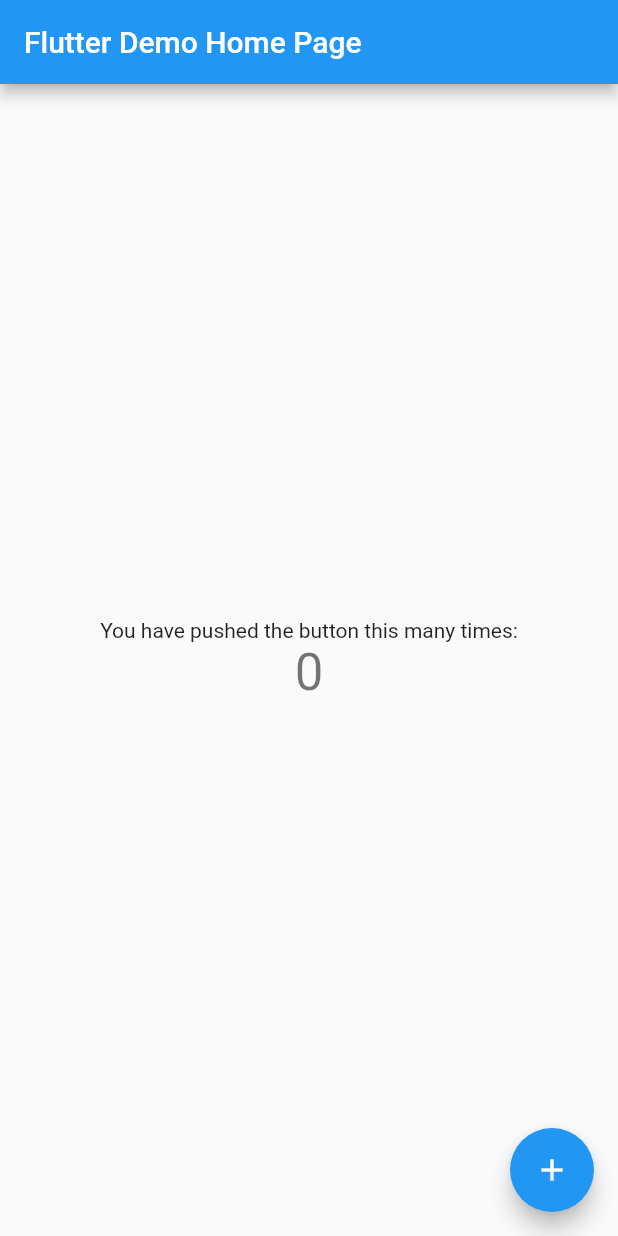
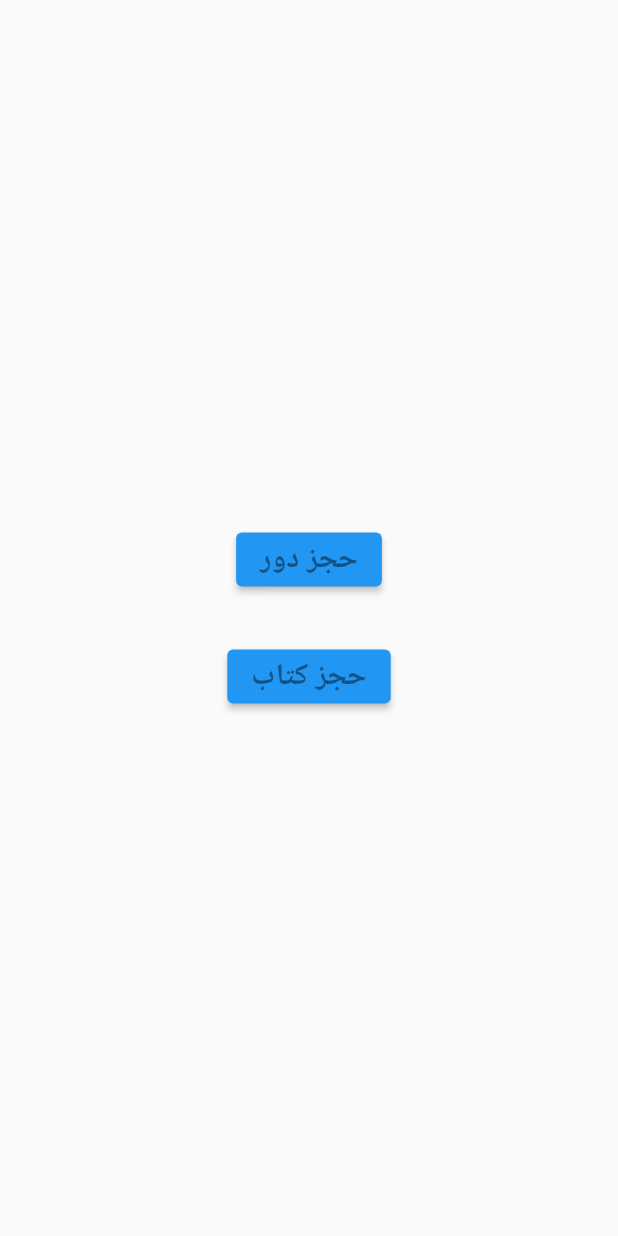
Before and after one commit to basselmousa/step_by_step, a Flutter app: the screen it shows after launch, on a phone screen of 412 x 824 dp. Run offline on Flutter 3.47's test engine with Material 2 defaults, Android fonts, the phone set to English and light mode, and no system bars.

Commit message:
adding user screen

```diff
--- a/lib/main.dart
+++ b/lib/main.dart
@@ -1,113 +1,24 @@
 import 'package:flutter/material.dart';
+import 'package:step_by_step/mvc/helpers/routes/app_routes.dart';
+import 'package:step_by_step/mvc/views/user/home_page.dart';
+
 
 void main() {
   runApp(MyApp());
+  WidgetsFlutterBinding.ensureInitialized();
 }
 
 class MyApp extends StatelessWidget {
-  // This widget is the root of your application.
   @override
   Widget build(BuildContext context) {
     return MaterialApp(
       title: 'Flutter Demo',
+      debugShowCheckedModeBanner: false,
       theme: ThemeData(
-        // This is the theme of your application.
-        //
-        // Try running your application with "flutter run". You'll see the
-        // application has a blue toolbar. Then, without quitting the app, try
-        // changing the primarySwatch below to Colors.green and then invoke
-        // "hot reload" (press "r" in the console where you ran "flutter run",
-        // or simply save your changes to "hot reload" in a Flutter IDE).
-        // Notice that the counter didn't reset back to zero; the application
-        // is not restarted.
         primarySwatch: Colors.blue,
       ),
-      home: MyHomePage(title: 'Flutter Demo Home Page'),
+      home: HomePage(),
+      routes: RoutesConstants.getRoutesMap(),
     );
   }
 }
-
-class MyHomePage extends StatefulWidget {
-  MyHomePage({Key? key, required this.title}) : super(key: key);
-
-  // This widget is the home page of your application. It is stateful, meaning
-  // that it has a State object (defined below) that contains fields that affect
-  // how it looks.
-
-  // This class is the configuration for the state. It holds the values (in this
-  // case the title) provided by the parent (in this case the App widget) and
-  // used by the build method of the State. Fields in a Widget subclass are
-  // always marked "final".
-
-  final String title;
-
-  @override
-  _MyHomePageState createState() => _MyHomePageState();
-}
-
-class _MyHomePageState extends State<MyHomePage> {
-  int _counter = 0;
-
-  void _incrementCounter() {
-    setState(() {
-      // This call to setState tells the Flutter framework that something has
-      // changed in this State, which causes it to rerun the build method below
-      // so that the display can reflect the updated values. If we changed
-      // _counter without calling setState(), then the build method would not be
-      // called again, and so nothing would appear to happen.
-      _counter++;
-    });
-  }
-
-  @override
-  Widget build(BuildContext context) {
-    // This method is rerun every time setState is called, for instance as done
-    // by the _incrementCounter method above.
-    //
-    // The Flutter framework has been optimized to make rerunning build methods
-    // fast, so that you can just rebuild anything that needs updating rather
-    // than having to individually change instances of widgets.
-    return Scaffold(
-      appBar: AppBar(
-        // Here we take the value from the MyHomePage object that was created by
-        // the App.build method, and use it to set our appbar title.
-        title: Text(widget.title),
-      ),
-      body: Center(
-        // Center is a layout widget. It takes a single child and positions it
-        // in the middle of the parent.
-        child: Column(
-          // Column is also a layout widget. It takes a list of children and
-          // arranges them vertically. By default, it sizes itself to fit its
-          // children horizontally, and tries to be as tall as its parent.
-          //
-          // Invoke "debug painting" (press "p" in the console, choose the
-          // "Toggle Debug Paint" action from the Flutter Inspector in Android
-          // Studio, or the "Toggle Debug Paint" command in Visual Studio Code)
-          // to see the wireframe for each widget.
-          //
-          // Column has various properties to control how it sizes itself and
-          // how it positions its children. Here we use mainAxisAlignment to
-          // center the children vertically; the main axis here is the vertical
-          // axis because Columns are vertical (the cross axis would be
-          // horizontal).
-          mainAxisAlignment: MainAxisAlignment.center,
-          children: <Widget>[
-            Text(
-              'You have pushed the button this many times:',
-            ),
-            Text(
-              '$_counter',
-              style: Theme.of(context).textTheme.headline4,
-            ),
-          ],
-        ),
-      ),
-      floatingActionButton: FloatingActionButton(
-        onPressed: _incrementCounter,
-        tooltip: 'Increment',
-        child: Icon(Icons.add),
-      ), // This trailing comma makes auto-formatting nicer for build methods.
-    );
-  }
-}
--- /dev/null
+++ b/lib/mvc/helpers/routes/app_routes.dart
@@ -0,0 +1,23 @@
+import 'package:step_by_step/mvc/views/admins/admin_home_page.dart';
+import 'package:step_by_step/mvc/views/auth/login_page.dart';
+import 'package:step_by_step/mvc/views/user/appointment_booking.dart';
+import 'package:step_by_step/mvc/views/user/book_reservation.dart';
+import 'package:step_by_step/mvc/views/user/home_page.dart';
+
+class RoutesConstants {
+  static const LOGIN_ROUTE_PATH = "login";
+  static const ADMIN_HOME_PAGE_ROUTE_PATH = "admin_home";
+  static const HOME_PAGE_ROUTE_PATH = "home_page";
+  static const APPOINTMENT_BOOKING_ROUTE_PATH = "appointment_booking";
+  static const BOOK_RESERVATION_ROUTE_PATH = "book_reservation";
+
+  static getRoutesMap() {
+    return {
+      LOGIN_ROUTE_PATH: (context) => LoginScreen(),
+      ADMIN_HOME_PAGE_ROUTE_PATH: (context) => AdminHomePage(),
+      HOME_PAGE_ROUTE_PATH: (context) => HomePage(),
+      APPOINTMENT_BOOKING_ROUTE_PATH: (context) => AppointmentBooking(),
+      BOOK_RESERVATION_ROUTE_PATH: (context) => BookReservation(),
+    };
+  }
+}
--- /dev/null
+++ b/lib/mvc/utils/utils.dart
@@ -0,0 +1,6 @@
+import 'package:flutter/widgets.dart';
+
+moveScreen(context,page){
+  Navigator.pushNamed(
+      context, page);
+}
--- /dev/null
+++ b/lib/mvc/views/user/home_page.dart
@@ -0,0 +1,28 @@
+import 'package:flutter/material.dart';
+import 'package:step_by_step/mvc/helpers/constants/font_constants.dart';
+import 'package:step_by_step/mvc/helpers/routes/app_routes.dart';
+import 'package:step_by_step/mvc/utils/utils.dart';
+import 'package:step_by_step/mvc/views/widgets/container_widget.dart';
+
+class HomePage extends StatefulWidget {
+  @override
+  _HomePageState createState() => _HomePageState();
+}
+
+class _HomePageState extends State<HomePage> {
+  @override
+  Widget build(BuildContext context) {
+    return Scaffold(
+      body: Center(
+        child: Column(
+          mainAxisAlignment: MainAxisAlignment.center,
+          children: [
+            buildContainer("حجز دور", (){moveScreen(context, RoutesConstants.APPOINTMENT_BOOKING_ROUTE_PATH);}),
+            buildContainer("حجز كتاب", (){moveScreen(context, RoutesConstants.LOGIN_ROUTE_PATH);}),
+
+          ],
+        ),
+      ),
+    );
+  }
+}
--- /dev/null
+++ b/lib/mvc/views/widgets/container_widget.dart
@@ -0,0 +1,22 @@
+import 'package:flutter/material.dart';
+import 'package:step_by_step/mvc/helpers/constants/font_constants.dart';
+
+Padding buildContainer(String text, Function function) {
+  return Padding(
+    padding: const EdgeInsets.all(15),
+    child: Container(
+      child: ElevatedButton(
+        onPressed: () {
+          function();
+        },
+        child: Text("$text"),
+        style: ElevatedButton.styleFrom(
+          primary: Colors.blue,
+          onPrimary: Colors.black45,
+          textStyle: TextStyle(
+              fontWeight: FontWeight.bold, fontSize: FontConstants.TEXT_Font20),
+        ),
+      ),
+    ),
+  );
+}
```
Also changed, not shown: lib/mvc/helpers/constants/colors_constants.dart (added, +10 -0 lines), lib/mvc/helpers/constants/font_constants.dart (added, +8 -0 lines), lib/mvc/views/admins/admin_home_page.dart (added, +26 -0 lines), lib/mvc/views/admins/library_admin.dart (added, +15 -0 lines), lib/mvc/views/auth/login_page.dart (added, +59 -0 lines), lib/mvc/views/user/appointment_booking.dart (added, +58 -0 lines), lib/mvc/views/user/book_reservation.dart (added, +99 -0 lines), lib/mvc/views/widgets/edit_text_widget.dart (added, +14 -0 lines), lib/mvc/controllers/admins/admin_controller.dart (added), lib/mvc/controllers/users/users_controller.dart (added), lib/mvc/helpers/constants/constants.dart (added), lib/mvc/helpers/constants/widget_constants.dart (added), lib/mvc/models/user.dart (added), pubspec.lock.
